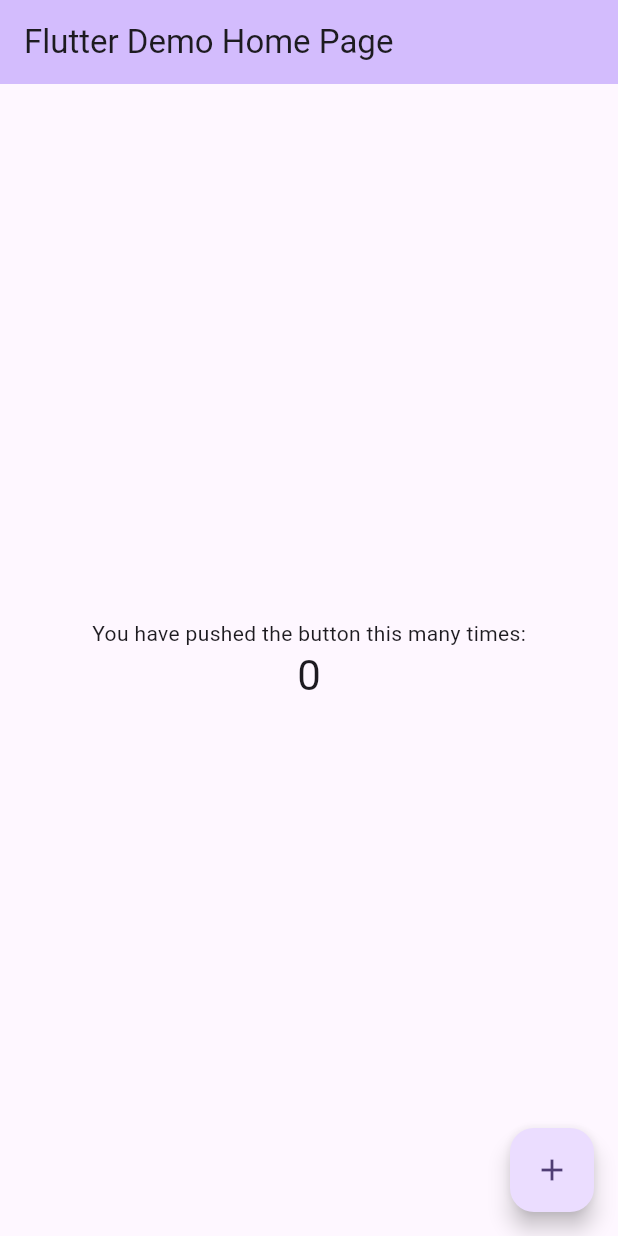
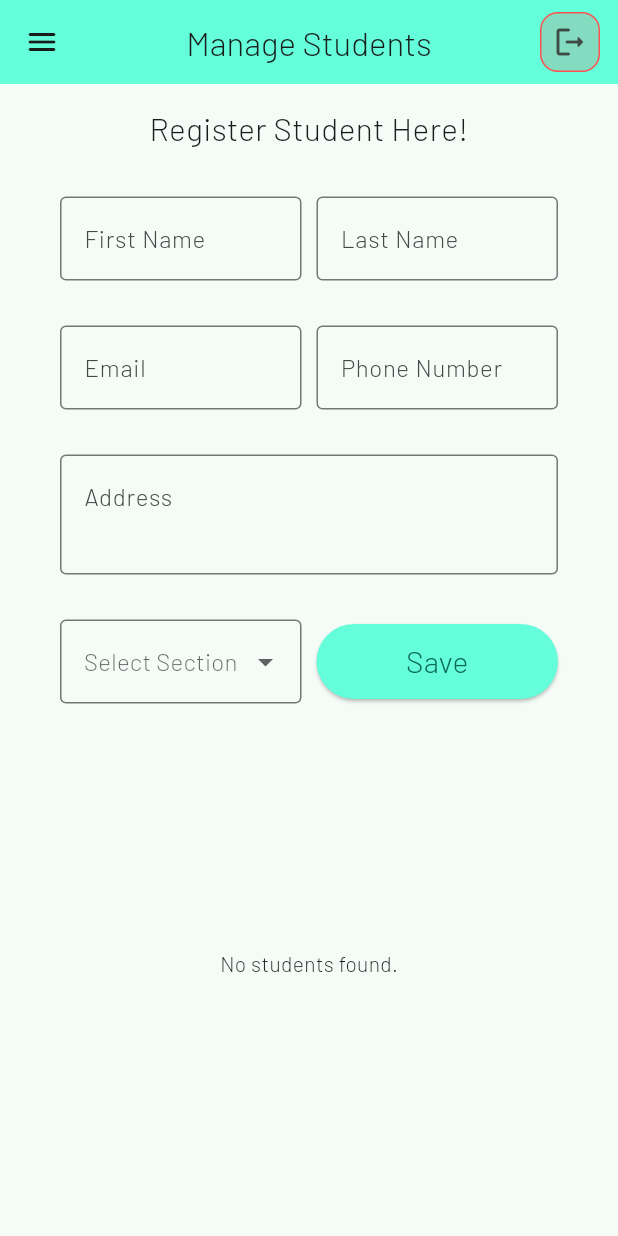
Before and after one commit to Aung-myat-min/star_education_centre, a Flutter app: the screen it shows after launch, on a phone screen of 412 x 824 dp. Run offline on Flutter 3.47's test engine with Material 3 defaults, Android fonts, the phone set to English and light mode, and no system bars; our stand-ins replace cloud_firestore, firebase_core; accounts and stored records are empty.

Commit message:
feat: student register and show

```diff
--- /dev/null
+++ b/lib/constants.dart
@@ -0,0 +1,3 @@
+import 'package:uuid/uuid.dart';
+
+const uuid = Uuid();
--- a/lib/main.dart
+++ b/lib/main.dart
@@ -1,12 +1,13 @@
 import 'package:firebase_core/firebase_core.dart';
 import 'package:flutter/foundation.dart';
 import 'package:flutter/material.dart';
+import 'package:star_education_centre/pages/student_page.dart';
 
 void main() async {
   WidgetsFlutterBinding.ensureInitialized();
   if (kIsWeb) {
     await Firebase.initializeApp(
-      options: FirebaseOptions(
+      options: const FirebaseOptions(
           apiKey: "AIzaSyBq-uFNew0WIKIlVG_i_czHh9oGQS3f-pw",
           appId: "1:918655092924:web:2be56bc5a67503eea1a8b9",
           messagingSenderId: "918655092924",
@@ -21,119 +22,17 @@ void main() async {
 class MyApp extends StatelessWidget {
   const MyApp({super.key});
 
-  // This widget is the root of your application.
   @override
   Widget build(BuildContext context) {
     return MaterialApp(
-      title: 'Flutter Demo',
+      debugShowCheckedModeBanner: false,
+      title: 'Star Education Centre',
       theme: ThemeData(
-        // This is the theme of your application.
-        //
-        // TRY THIS: Try running your application with "flutter run". You'll see
-        // the application has a purple toolbar. Then, without quitting the app,
-        // try changing the seedColor in the colorScheme below to Colors.green
-        // and then invoke "hot reload" (save your changes or press the "hot
-        // reload" button in a Flutter-supported IDE, or press "r" if you used
-        // the command line to start the app).
-        //
-        // Notice that the counter didn't reset back to zero; the application
-        // state is not lost during the reload. To reset the state, use hot
-        // restart instead.
-        //
-        // This works for code too, not just values: Most code changes can be
-        // tested with just a hot reload.
-        colorScheme: ColorScheme.fromSeed(seedColor: Colors.deepPurple),
+        fontFamily: 'BarlowBlack',
+        colorScheme: ColorScheme.fromSeed(seedColor: Colors.tealAccent),
         useMaterial3: true,
       ),
-      home: const MyHomePage(title: 'Flutter Demo Home Page'),
+      home: StudentPage(),
     );
   }
 }
-
-class MyHomePage extends StatefulWidget {
-  const MyHomePage({super.key, required this.title});
-
-  // This widget is the home page of your application. It is stateful, meaning
-  // that it has a State object (defined below) that contains fields that affect
-  // how it looks.
-
-  // This class is the configuration for the state. It holds the values (in this
-  // case the title) provided by the parent (in this case the App widget) and
-  // used by the build method of the State. Fields in a Widget subclass are
-  // always marked "final".
-
-  final String title;
-
-  @override
-  State<MyHomePage> createState() => _MyHomePageState();
-}
-
-class _MyHomePageState extends State<MyHomePage> {
-  int _counter = 0;
-
-  void _incrementCounter() {
-    setState(() {
-      // This call to setState tells the Flutter framework that something has
-      // changed in this State, which causes it to rerun the build method below
-      // so that the display can reflect the updated values. If we changed
-      // _counter without calling setState(), then the build method would not be
-      // called again, and so nothing would appear to happen.
-      _counter++;
-    });
-  }
-
-  @override
-  Widget build(BuildContext context) {
-    // This method is rerun every time setState is called, for instance as done
-    // by the _incrementCounter method above.
-    //
-    // The Flutter framework has been optimized to make rerunning build methods
-    // fast, so that you can just rebuild anything that needs updating rather
-    // than having to individually change instances of widgets.
-    return Scaffold(
-      appBar: AppBar(
-        // TRY THIS: Try changing the color here to a specific color (to
-        // Colors.amber, perhaps?) and trigger a hot reload to see the AppBar
-        // change color while the other colors stay the same.
-        backgroundColor: Theme.of(context).colorScheme.inversePrimary,
-        // Here we take the value from the MyHomePage object that was created by
-        // the App.build method, and use it to set our appbar title.
-        title: Text(widget.title),
-      ),
-      body: Center(
-        // Center is a layout widget. It takes a single child and positions it
-        // in the middle of the parent.
-        child: Column(
-          // Column is also a layout widget. It takes a list of children and
-          // arranges them vertically. By default, it sizes itself to fit its
-          // children horizontally, and tries to be as tall as its parent.
-          //
-          // Column has various properties to control how it sizes itself and
-          // how it positions its children. Here we use mainAxisAlignment to
-          // center the children vertically; the main axis here is the vertical
-          // axis because Columns are vertical (the cross axis would be
-          // horizontal).
-          //
-          // TRY THIS: Invoke "debug painting" (choose the "Toggle Debug Paint"
-          // action in the IDE, or press "p" in the console), to see the
-          // wireframe for each widget.
-          mainAxisAlignment: MainAxisAlignment.center,
-          children: <Widget>[
-            const Text(
-              'You have pushed the button this many times:',
-            ),
-            Text(
-              '$_counter',
-              style: Theme.of(context).textTheme.headlineMedium,
-            ),
-          ],
-        ),
-      ),
-      floatingActionButton: FloatingActionButton(
-        onPressed: _incrementCounter,
-        tooltip: 'Increment',
-        child: const Icon(Icons.add),
-      ), // This trailing comma makes auto-formatting nicer for build methods.
-    );
-  }
-}
--- a/lib/models/enrollment.dart
+++ b/lib/models/enrollment.dart
@@ -45,7 +45,7 @@ class Enrollment {
   }
 
   // Create (Register) an enrollment in Firestore
-  Future<bool> registerStudent() async {
+  Future<bool> enrollStudent() async {
     bool status = false;
 
     try {
--- a/lib/models/student.dart
+++ b/lib/models/student.dart
@@ -15,6 +15,8 @@ class Student {
 
   Student(this._sId, this.firstName, this.lastName, this.email, this.phone,
       this.address, this.section);
+
+  String get studentId => _sId;
 
   // Method to convert a Student object to a Map (for Firestore)
   Map<String, dynamic> toMap() {
@@ -59,21 +61,10 @@ class Student {
   }
 
   // Read (Get) students from Firestore
-  static Future<List<Student>> readStudents() async {
-    List<Student> list = [];
-
-    try {
-      QuerySnapshot snapshot = await _studentFireStore.get();
-      snapshot.docs.forEach((doc) {
-        Student x = fromDocument(doc);
-        list.add(x);
-      });
-    } catch (error) {
-      print('Error reading students: $error');
-      list = [];
-    }
-
-    return list;
+  static Stream<List<Student>> readStudents() {
+    return _studentFireStore.snapshots().map((snapshot) {
+      return snapshot.docs.map((doc) => fromDocument(doc)).toList();
+    });
   }
 
   // Read student by Id
--- /dev/null
+++ b/lib/pages/student_page.dart
@@ -0,0 +1,368 @@
+import 'package:flutter/material.dart';
+import 'package:star_education_centre/constants.dart';
+import 'package:star_education_centre/models/student.dart';
+import 'package:star_education_centre/utils/custom_text_field.dart';
+
+class StudentPage extends StatefulWidget {
+  const StudentPage({super.key});
+
+  @override
+  State<StudentPage> createState() => _StudentPageState();
+}
+
+class _StudentPageState extends State<StudentPage> {
+  @override
+  Widget build(BuildContext context) {
+    return Scaffold(
+      appBar: AppBar(
+        leading: IconButton(
+          onPressed: () => {},
+          icon: const Icon(Icons.menu_rounded),
+        ),
+        centerTitle: true,
+        title: const Text("Manage Students"),
+        actions: [
+          Padding(
+            padding: const EdgeInsets.all(8.0),
+            child: IconButton(
+              onPressed: () => {},
+              icon: const Icon(Icons.logout_rounded),
+              style: ButtonStyle(
+                backgroundColor: WidgetStateProperty.all(
+                  Colors.redAccent.withOpacity(0.2),
+                ),
+                shape: WidgetStateProperty.all(
+                  RoundedRectangleBorder(
+                    borderRadius: BorderRadius.circular(12), // Rounded border
+                  ),
+                ),
+                side: WidgetStateProperty.all(
+                  const BorderSide(
+                    color: Colors.redAccent, // Border color redAccent
+                    width: 1, // Border width
+                  ),
+                ),
+              ),
+            ),
+          ),
+        ],
+        backgroundColor: Colors.tealAccent,
+      ),
+      body: const SafeArea(
+        child: SingleChildScrollView(
+          child: Column(
+            children: [
+              _StuRegisterForm(),
+              Padding(
+                padding:  EdgeInsets.all(8),
+                child: _StudentList(),
+              ),
+            ],
+          ),
+        ),
+      ),
+    );
+  }
+}
+
+class _StuRegisterForm extends StatefulWidget {
+  const _StuRegisterForm();
+
+  @override
+  State<_StuRegisterForm> createState() => _StuRegisterFormState();
+}
+
+class _StuRegisterFormState extends State<_StuRegisterForm> {
+  final TextEditingController _firstNameCon = TextEditingController();
+  final TextEditingController _lastNameCon = TextEditingController();
+  final TextEditingController _emailCon = TextEditingController();
+  final TextEditingController _phoneCon = TextEditingController();
+  final TextEditingController _addressCon = TextEditingController();
+  String? _sectionValue;
+
+  final _formKey = GlobalKey<FormState>(); // Key for form validation
+
+  Future<void> registerStudent() async {
+    if (_formKey.currentState!.validate()) {
+      var uniqueId = uuid.v1();
+      Student s1 = Student(
+        uniqueId,
+        _firstNameCon.text,
+        _lastNameCon.text,
+        _emailCon.text,
+        _phoneCon.text,
+        _addressCon.text,
+        _sectionValue!,
+      );
+
+      bool status = await s1.registerStudent();
+      SnackBar snackBar;
+      if (status) {
+        snackBar = const SnackBar(
+          content:  Text("Registered Student!"),
+        );
+      } else {
+        snackBar = const SnackBar(
+          content:  Text("Registered Failed!"),
+        );
+      }
+      setState(() {
+        _firstNameCon.text = '';
+        _lastNameCon.text = '';
+        _emailCon.text = '';
+        _phoneCon.text = '';
+        _addressCon.text = '';
+        _sectionValue = null;
+      });
+      ScaffoldMessenger.of(context).showSnackBar(snackBar);
+    }
+  }
+
+  @override
+  void dispose() {
+    _firstNameCon.dispose();
+    _lastNameCon.dispose();
+    _emailCon.dispose();
+    _phoneCon.dispose();
+    _addressCon.dispose();
+    super.dispose();
+  }
+
+  @override
+  Widget build(BuildContext context) {
+    return SizedBox(
+      width: double.infinity,
+      child: Padding(
+        padding: const EdgeInsets.symmetric(vertical: 15, horizontal: 40),
+        child: Form(
+          // Wrap the form elements in a Form widget
+          key: _formKey,
+          child: Column(
+            children: [
+              const Text(
+                'Register Student Here!',
+                textAlign: TextAlign.center,
+                style: TextStyle(
+                  fontSize: 21,
+                ),
+              ),
+              const SizedBox(height: 30),
+              Row(
+                children: [
+                  Expanded(
+                    child: CustomTextField(
+                      controller: _firstNameCon,
+                      hintText: 'First Name',
+                      validator: (value) {
+                        if (value == null || value.isEmpty) {
+                          return 'Please enter your first name';
+                        }
+                        return null;
+                      },
+                    ),
+                  ),
+                  const SizedBox(width: 10),
+                  Expanded(
+                    child: CustomTextField(
+                      controller: _lastNameCon,
+                      hintText: 'Last Name',
+                      validator: (value) {
+                        if (value == null || value.isEmpty) {
+                          return 'Please enter your last name';
+                        }
+                        return null;
+                      },
+                    ),
+                  ),
+                ],
+              ),
+              const SizedBox(height: 30),
+              Row(
+                children: [
+                  Expanded(
+                    child: CustomTextField(
+                      controller: _emailCon,
+                      hintText: 'Email',
+                      validator: (value) {
+                        if (value == null || value.isEmpty) {
+                          return 'Please enter your email';
+                        } else if (!RegExp(r'^[^@]+@[^@]+\.[^@]+')
+                            .hasMatch(value)) {
+                          return 'Please enter a valid email';
+                        }
+                        return null;
+                      },
+                    ),
+                  ),
+                  const SizedBox(width: 10),
+                  Expanded(
+                    child: CustomTextField(
+                      controller: _phoneCon,
+                      hintText: 'Phone Number',
+                      validator: (value) {
+                        if (value == null || value.isEmpty) {
+                          return 'Please enter your phone number';
+                        } else if (value.length < 10) {
+                          return 'Phone number must be at least 10 digits';
+                        }
+                        return null;
+                      },
+                    ),
+                  ),
+                ],
+              ),
+              const SizedBox(height: 30),
+              SizedBox(
+                width: double.infinity,
+                child: CustomTextField(
+                  controller: _addressCon,
+                  hintText: 'Address',
+                  minLines: 2,
+                  maxLines: 4,
+                  validator: (value) {
+                    if (value == null || value.isEmpty) {
+                      return 'Please enter your address';
+                    }
+                    return null;
+                  },
+                ),
+              ),
+              const SizedBox(height: 30),
+              Row(
+                children: [
+                  Expanded(
+                    child: DropdownButtonFormField<String>(
+                      decoration: const InputDecoration(
+                        border: OutlineInputBorder(),
+                      ),
+                      hint: const Text('Select Section'),
+                      items: ['A', 'B', 'C', 'D'].map((String section) {
+                        return DropdownMenuItem<String>(
+                          value: section,
+                          child: Text(section),
+                        );
+                      }).toList(),
+                      onChanged: (String? newValue) {
+                        setState(() {
+                          _sectionValue = newValue;
+                        });
+                      },
+                    ),
+                  ),
+                  const SizedBox(width: 10),
+                  Expanded(
+                    child: SizedBox(
+                      height: 50, // Set your desired height
+                      child: ElevatedButton(
+                        onPressed: registerStudent,
+                        style: ElevatedButton.styleFrom(
+                          backgroundColor: Colors
+                              .tealAccent, // Set the background color to tea accent
+                        ),
+                        child: const Text(
+                          'Save',
+                          style: TextStyle(fontSize: 20),
+                        ), // Button label
+                      ),
+                    ),
+                  ),
+                ],
+              ),
+            ],
+          ),
+        ),
+      ),
+    );
+  }
+}
+
+class _StudentList extends StatefulWidget {
+  const _StudentList();
+
+  @override
+  State<_StudentList> createState() => _StudentListState();
+}
+
+class _StudentListState extends State<_StudentList> {
+  @override
+  Widget build(BuildContext context) {
+    return ConstrainedBox(
+      constraints: const BoxConstraints(
+        minHeight: 200,
+      ),
+      child: SizedBox(
+        height: 300, // Set a fixed height or adjust as needed
+        child: StreamBuilder<List<Student>>(
+          stream: Student.readStudents(),
+          builder: (context, snapshot) {
+            if (snapshot.connectionState == ConnectionState.waiting) {
+              return const Center(
+                child: CircularProgressIndicator(),
+              );
+            } else if (!snapshot.hasData || snapshot.data!.isEmpty) {
+              return const Center(child: Text('No students found.'));
+            }
+
+            final students = snapshot.data!;
+
+            return GridView.builder(
+              gridDelegate: const SliverGridDelegateWithFixedCrossAxisCount(
+                crossAxisCount: 2,
+                crossAxisSpacing: 8,
+                mainAxisSpacing: 8,
+                childAspectRatio: 1,
+              ),
+              itemCount: students.length,
+              itemBuilder: (BuildContext context, int index) {
+                final student = students[index];
+                return SelectionArea(
+                  child: Container(
+                    decoration: BoxDecoration(
+                      color: Colors.teal.shade400,
+                      borderRadius: BorderRadius.circular(10),
+                    ),
+                    child: Padding(
+                      padding: const EdgeInsets.all(16.0),
+                      child: Column(
+                        mainAxisAlignment: MainAxisAlignment.center,
+                        children: [
+                          Text(
+                            'ID: ${student.studentId}',
+                            style: const TextStyle(
+                              fontSize: 16,
+                              color: Colors.white,
+                              fontWeight: FontWeight.bold,
+                            ),
+                            textAlign: TextAlign.center,
+                          ),
+                          const SizedBox(height: 8),
+                          Text(
+                            '${student.firstName} ${student.lastName}',
+                            style: const TextStyle(
+                              fontSize: 16,
+                              color: Colors.white,
+                            ),
+                            textAlign: TextAlign.center,
+                          ),
+                          const SizedBox(height: 8),
+                          Text(
+                            'Phone: ${student.phone}',
+                            style: const TextStyle(
+                              fontSize: 16,
+                              color: Colors.white,
+                            ),
+                            textAlign: TextAlign.center,
+                          ),
+                        ],
+                      ),
+                    ),
+                  ),
+                );
+              },
+            );
+          },
+        ),
+      ),
+    );
+  }
+}
--- /dev/null
+++ b/lib/utils/custom_text_field.dart
@@ -0,0 +1,32 @@
+import 'package:flutter/material.dart';
+
+class CustomTextField extends StatelessWidget {
+  final TextEditingController controller;
+  final String hintText;
+  final int? minLines;
+  final int? maxLines;
+  final String? Function(String?)? validator; // Validator function
+
+  const CustomTextField({
+    super.key,
+    required this.controller,
+    required this.hintText,
+    this.minLines,
+    this.maxLines,
+    this.validator,
+  });
+
+  @override
+  Widget build(BuildContext context) {
+    return TextFormField(
+      controller: controller,
+      decoration: InputDecoration(
+        hintText: hintText,
+        border: const OutlineInputBorder(),
+      ),
+      minLines: minLines,
+      maxLines: maxLines,
+      validator: validator,
+    );
+  }
+}
```
Also changed, not shown: lib/pages/home.dart (added, +12 -0 lines), pubspec.yaml (+6 -11 lines), assets/fonts/BarlowBlack.ttf (added), pubspec.lock.
